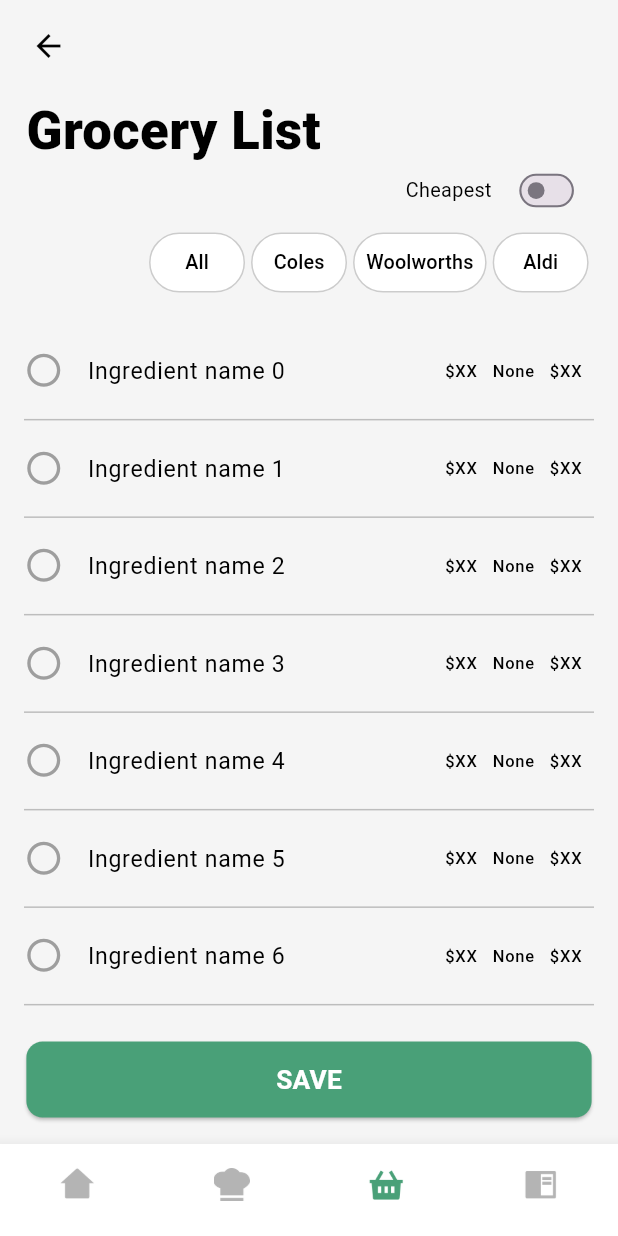
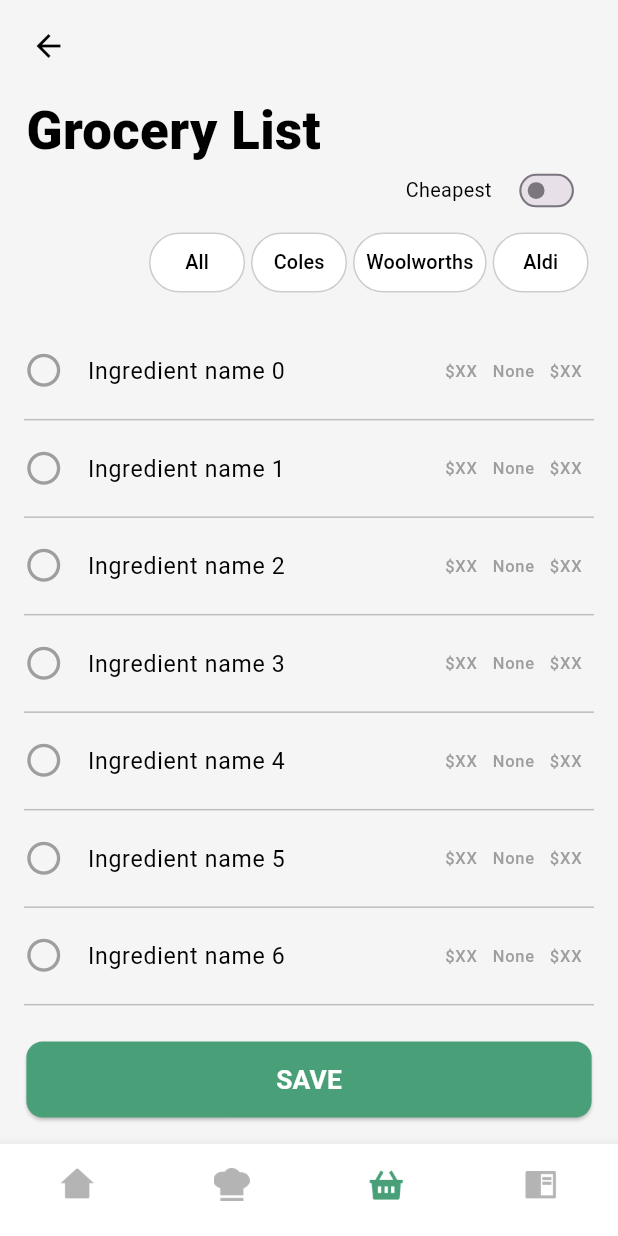
Before and after one commit to aadityayadav17/binarybandits, a Flutter app: the screen it shows once a user with an empty profile is signed in, item 3 of the bottom bar chosen, on a phone screen of 412 x 824 dp. Run offline on Flutter 3.47's test engine with Material 3 defaults, Android fonts, the phone set to English and light mode, and no system bars; our stand-ins replace country_code_picker, dropdown_button2, firebase_auth, firebase_core, firebase_database, google_fonts and 1 more; accounts and stored records are empty.

Commit message:
Grocery List (6/n) - Price Colour

```diff
--- a/lib/screens/grocery_list_screen/grocery_list_screen.dart
+++ b/lib/screens/grocery_list_screen/grocery_list_screen.dart
@@ -255,30 +255,23 @@ class _GroceryListScreenState extends State<GroceryListScreen> {
                 ),
                 trailing: Row(
                   mainAxisSize: MainAxisSize.min,
-                  children: [
+                  children: const [
                     Text(
                       '\$XX',
-                      style: TextStyle(
-                          color: isSelected
-                              ? Colors.grey
-                              : Colors.black), // Price text color
+                      style:
+                          TextStyle(color: Colors.grey), // Price is always grey
                     ), // Placeholder for pricing
                     SizedBox(width: 10),
                     Text(
                       'None',
                       style: TextStyle(
-                          color: isSelected
-                              ? Colors.grey
-                              : Colors.black), // Additional text color
+                          color: Colors.grey), // Additional text color
                     ),
                     SizedBox(width: 10),
                     Text(
                       '\$XX',
-                      style: TextStyle(
-                          color: isSelected
-                              ? Colors.grey
-                              : Colors
-                                  .black), // Another placeholder for pricing
+                      style:
+                          TextStyle(color: Colors.grey), // Price is always grey
                     ), // Another placeholder for pricing
                   ],
                 ),
```
